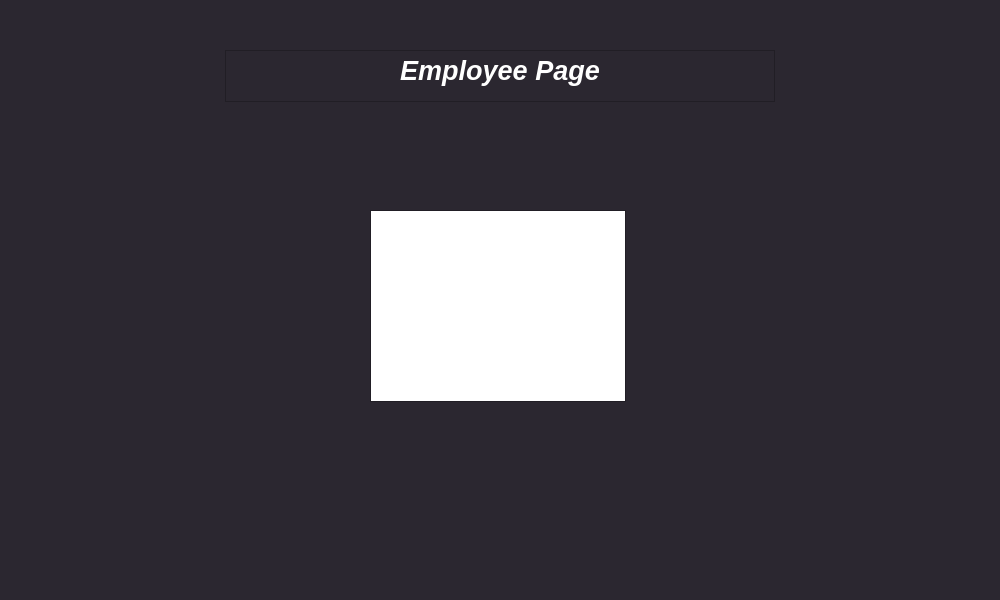
Above: Employee.ui from HeidariSina/Management-App before the change. Below: the same form after it.
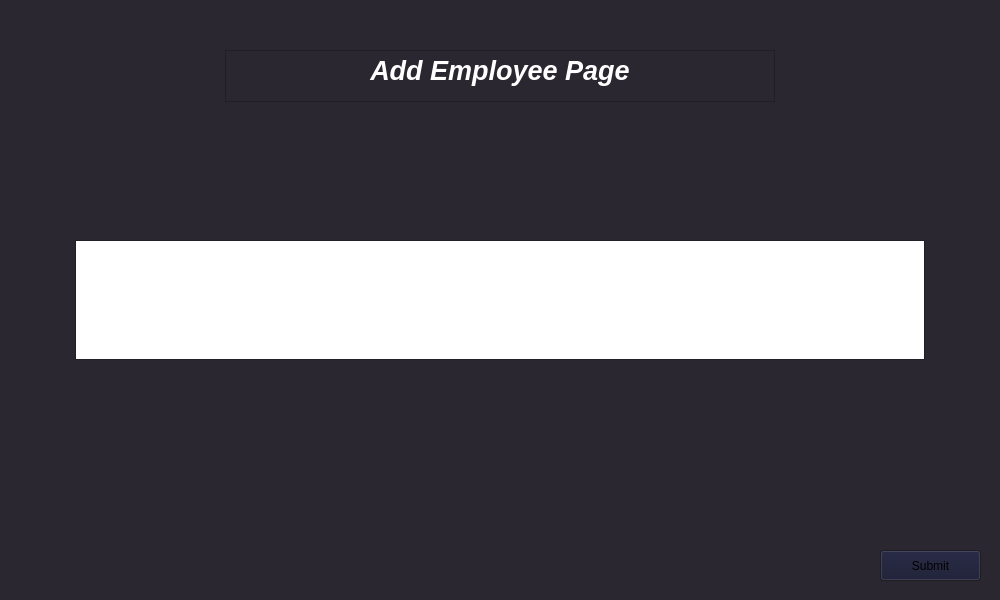
That is the form after the change.

Commit message: Emloyee UI Changed and import add employee and add task

```diff
--- a/Employee.ui
+++ b/Employee.ui
@@ -192,19 +192,32 @@
 &lt;html&gt;&lt;head&gt;&lt;meta name=&quot;qrichtext&quot; content=&quot;1&quot; /&gt;&lt;style type=&quot;text/css&quot;&gt;
 p, li { white-space: pre-wrap; }
 &lt;/style&gt;&lt;/head&gt;&lt;body style=&quot; font-family:'Segoe UI'; font-size:20pt; font-weight:600; font-style:italic;&quot;&gt;
-&lt;p align=&quot;center&quot; style=&quot; margin-top:0px; margin-bottom:0px; margin-left:0px; margin-right:0px; -qt-block-indent:0; text-indent:0px;&quot;&gt;&lt;span style=&quot; color:#ffffff;&quot;&gt;Employee Page&lt;/span&gt;&lt;/p&gt;&lt;/body&gt;&lt;/html&gt;</string>
+&lt;p align=&quot;center&quot; style=&quot; margin-top:0px; margin-bottom:0px; margin-left:0px; margin-right:0px; -qt-block-indent:0; text-indent:0px;&quot;&gt;&lt;span style=&quot; color:#ffffff;&quot;&gt;Add Employee Page&lt;/span&gt;&lt;/p&gt;&lt;/body&gt;&lt;/html&gt;</string>
     </property>
    </widget>
-   <widget class="QTableWidget" name="tableWidget">
+   <widget class="QTableView" name="tableView">
     <property name="geometry">
      <rect>
-      <x>370</x>
-      <y>210</y>
-      <width>256</width>
-      <height>192</height>
+      <x>75</x>
+      <y>240</y>
+      <width>850</width>
+      <height>120</height>
      </rect>
     </property>
    </widget>
+   <widget class="QPushButton" name="submitButton">
+    <property name="geometry">
+     <rect>
+      <x>880</x>
+      <y>550</y>
+      <width>101</width>
+      <height>31</height>
+     </rect>
+    </property>
+    <property name="text">
+     <string>Submit</string>
+    </property>
+   </widget>
   </widget>
  </widget>
  <resources/>
```
The commit also changes 2 other files.
